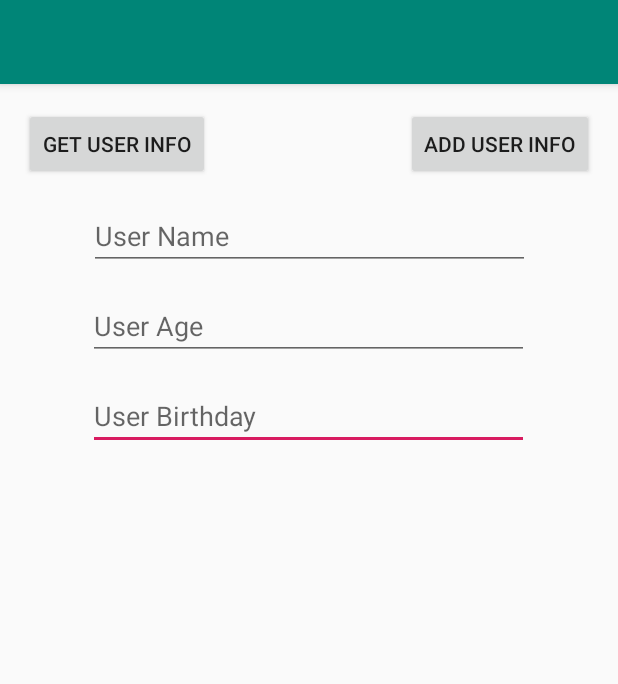
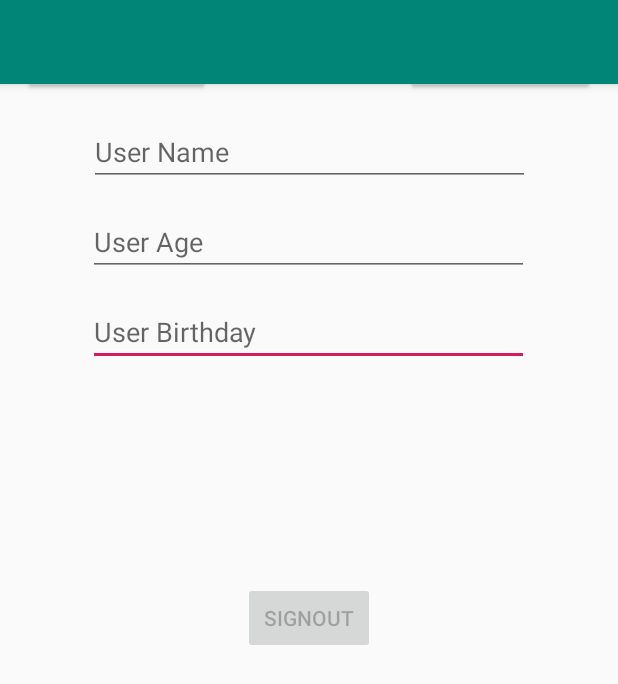
Before and after one commit to COP4331Group5/D2D_app, an Android app: the screen it shows after launch (MainActivity), on a phone screen of 412 x 824 dp. Shown: the top 684 px of the screen. Run offline under Robolectric (Android 15) with nearby library versions, the phone set to English and light mode, and no system bars; our stand-ins replace Firebase (no records; nobody signed in at launch, a user with empty details on screens opened directly); libraries missing offline, so code that uses them is left out: com.firebase.ui; 2 statements that could not run were skipped.

Commit message:
Firebase Authentication: Email and Google

```diff
--- a/D2D/app/src/main/java/com/google/cloud/solutions/d2d/MainActivity.java
+++ b/D2D/app/src/main/java/com/google/cloud/solutions/d2d/MainActivity.java
@@ -1,21 +1,49 @@
 package com.google.cloud.solutions.d2d;
 
+import android.content.Intent;
 import android.os.Bundle;
 import android.provider.ContactsContract;
 import android.support.annotation.NonNull;
+import android.support.annotation.Nullable;
 import android.support.v7.app.AppCompatActivity;
 import android.view.View;
 import android.widget.EditText;
 import android.widget.Button;
+import android.widget.TextView;
+import android.widget.Toast;
 
 
+import com.firebase.ui.auth.AuthUI;
+import com.firebase.ui.auth.IdpResponse;
+import com.google.android.gms.auth.api.Auth;
+import com.google.android.gms.common.SignInButton;
+import com.google.android.gms.common.api.GoogleApiClient;
+import com.google.android.gms.tasks.OnCompleteListener;
+import com.google.android.gms.tasks.OnFailureListener;
+import com.google.android.gms.tasks.Task;
+import com.google.firebase.auth.FirebaseAuth;
+import com.google.firebase.auth.FirebaseUser;
 import com.google.firebase.database.DataSnapshot;
 import com.google.firebase.database.DatabaseError;
 import com.google.firebase.database.DatabaseReference;
 import com.google.firebase.database.FirebaseDatabase;
 import com.google.firebase.database.ValueEventListener;
+import java.util.*;
 
 public class MainActivity extends AppCompatActivity {
+
+
+    private static final int MY_REQUEST_CODE = 777; //for sign in
+    List<AuthUI.IdpConfig> providers;   //sign in options
+
+    Button btn_sign_out;
+
+
+    /*SignInButton signInButton;
+    Button signOutButton;
+    TextView statusTextView;
+    GoogleApiClient mGoogleApiClient;*/
+
 
     Button getButton;
     Button sendButton;
@@ -24,23 +52,23 @@ public class MainActivity extends AppCompatActivity {
     EditText userAgeField;
 
     // Database instances used to get to specific fields of the database
-    private DatabaseReference rootRef = FirebaseDatabase.getInstance().getReference();
+   /* private DatabaseReference rootRef = FirebaseDatabase.getInstance().getReference();
     private DatabaseReference userRef = rootRef.child("Users").child("Adam").child("Name");
-    private DatabaseReference bdayRef = rootRef.child("Users").child("Adam").child("Birthday");
+    private DatabaseReference bdayRef = rootRef.child("Users").child("Adam").child("Birthday");*/
 //    private DatabaseReference planRef = rootRef.child("Users").child("Adam").child("nutritionPlan").child("0").child("0");
 
     private void writeNewUser(String userID, String name, int age, String bday) {
         User user = new User(name, age, bday);
 
-        rootRef.child("Users").child(userID).setValue(user);
+        //rootRef.child("Users").child(userID).setValue(user);
     }
 
     public void submitNewUser(View view) {
-        String userName = userNameField.getText().toString();
+        /*String userName = userNameField.getText().toString();
         int age = Integer.parseInt(userAgeField.getText().toString());
         String bday = userBdayField.getText().toString();
 
-        writeNewUser("888", userName, age, bday);
+        writeNewUser("888", userName, age, bday);*/
     }
 
 
@@ -49,19 +77,77 @@ public class MainActivity extends AppCompatActivity {
         super.onCreate(savedInstanceState);
         setContentView(R.layout.activity_main);
 
+        btn_sign_out = (Button)findViewById(R.id.btn_sign_out);
+        btn_sign_out.setOnClickListener(new View.OnClickListener() {
+            @Override
+            public void onClick(View view) {
+                AuthUI.getInstance()
+                        .signOut(MainActivity.this)
+                        .addOnCompleteListener(new OnCompleteListener<Void>() {
+                            @Override
+                            public void onComplete(@NonNull Task<Void> task) {
+                                btn_sign_out.setEnabled(false);
+                                showSignInOptions();
+                            }
+                        }).addOnFailureListener(new OnFailureListener() {
+                    @Override
+                    public void onFailure(@NonNull Exception e) {
+                        Toast.makeText(MainActivity.this,""+e.getMessage(), Toast.LENGTH_SHORT).show();
+                    }
+                });
+
+            }
+        });
+
+
+        //Sign In
+        providers = Arrays.asList(
+                new AuthUI.IdpConfig.GoogleBuilder().build(),
+                //new AuthUI.IdpConfig.GitHubBuilder().build(),
+                new AuthUI.IdpConfig.EmailBuilder().build()
+        );
+        showSignInOptions();
+
+
         // UI elements
-        getButton = (Button)findViewById(R.id.getButton);
+        /*getButton = (Button)findViewById(R.id.getButton);
         sendButton= (Button)findViewById(R.id.sendButton);
         userNameField = (EditText)findViewById(R.id.enterNameEdit);
         userAgeField = (EditText)findViewById(R.id.enterAgeEdit);
-        userBdayField = (EditText)findViewById(R.id.enterBdayEdit);
+        userBdayField = (EditText)findViewById(R.id.enterBdayEdit);*/
     }
 
+    private void showSignInOptions() {
+        startActivityForResult(
+                AuthUI.getInstance()
+                .createSignInIntentBuilder()
+                .setAvailableProviders(providers)
+                .setTheme(R.style.MyTheme)
+                .build(), MY_REQUEST_CODE
+        );
+    }
+
+    //make Google sign-in
+    protected void onActivityResult(int requestCode, int resultCode, @Nullable Intent data) {
+        super.onActivityResult(requestCode, resultCode, data);
+
+        if(requestCode == MY_REQUEST_CODE) {
+            IdpResponse response = IdpResponse.fromResultIntent(data);
+            if(resultCode == RESULT_OK) {
+                FirebaseUser user = FirebaseAuth.getInstance().getCurrentUser();    //Get User
+                Toast.makeText(this,""+user.getEmail(), Toast.LENGTH_SHORT).show(); //Get email on Toast
+                btn_sign_out.setEnabled(true);
+            }
+            else {
+                Toast.makeText(this, "" + response.getError().getMessage(), Toast.LENGTH_SHORT).show();
+            }
+        }
+    }
 
     @Override
     protected void onStart() {
         super.onStart();
-        userRef.addListenerForSingleValueEvent(new ValueEventListener() {
+        /*userRef.addListenerForSingleValueEvent(new ValueEventListener() {
             @Override
             public void onDataChange(@NonNull DataSnapshot dataSnapshot) {
                 String text = dataSnapshot.getValue(String.class);
@@ -88,7 +174,7 @@ public class MainActivity extends AppCompatActivity {
                 String text = "Lol reading from the database didn't work";
                 userBdayField.setText(text);
             }
-        });
+        });*/
 
 //        planRef.addListenerForSingleValueEvent(new ValueEventListener() {
 //            @Override
--- a/D2D/app/src/main/res/layout/activity_main.xml
+++ b/D2D/app/src/main/res/layout/activity_main.xml
@@ -1,10 +1,18 @@
 <?xml version="1.0" encoding="utf-8"?>
-<android.support.design.widget.CoordinatorLayout xmlns:android="http://schemas.android.com/apk/res/android"
+<RelativeLayout xmlns:android="http://schemas.android.com/apk/res/android"
     xmlns:app="http://schemas.android.com/apk/res-auto"
     xmlns:tools="http://schemas.android.com/tools"
     android:layout_width="match_parent"
     android:layout_height="match_parent"
     tools:context=".MainActivity">
+
+    <Button
+        android:id = "@+id/btn_sign_out"
+        android:text = "SignOut"
+        android:layout_centerInParent="true"
+        android:enabled="false"
+        android:layout_width="wrap_content"
+        android:layout_height="wrap_content" />
 
     <android.support.design.widget.AppBarLayout
         android:layout_width="match_parent"
@@ -22,4 +30,4 @@
 
     <include layout="@layout/content_main" />
 
-</android.support.design.widget.CoordinatorLayout>
+</RelativeLayout>
--- a/D2D/app/src/main/res/values/styles.xml
+++ b/D2D/app/src/main/res/values/styles.xml
@@ -1,11 +1,15 @@
 <resources>
 
     <!-- Base application theme. -->
-    <style name="AppTheme" parent="Theme.AppCompat.Light.DarkActionBar">
+    <style name="AppTheme" parent="Theme.AppCompat.Light.NoActionBar">
         <!-- Customize your theme here. -->
         <item name="colorPrimary">@color/colorPrimary</item>
         <item name="colorPrimaryDark">@color/colorPrimaryDark</item>
         <item name="colorAccent">@color/colorAccent</item>
+    </style>
+
+    <style name = "MyTheme" parents = "AppTheme">
+        <item name = "android:windowBackground">@android:color/white</item>
     </style>
 
     <style name="AppTheme.NoActionBar">
```
Also changed, not shown: D2D/app/build.gradle (+10 -3 lines).
